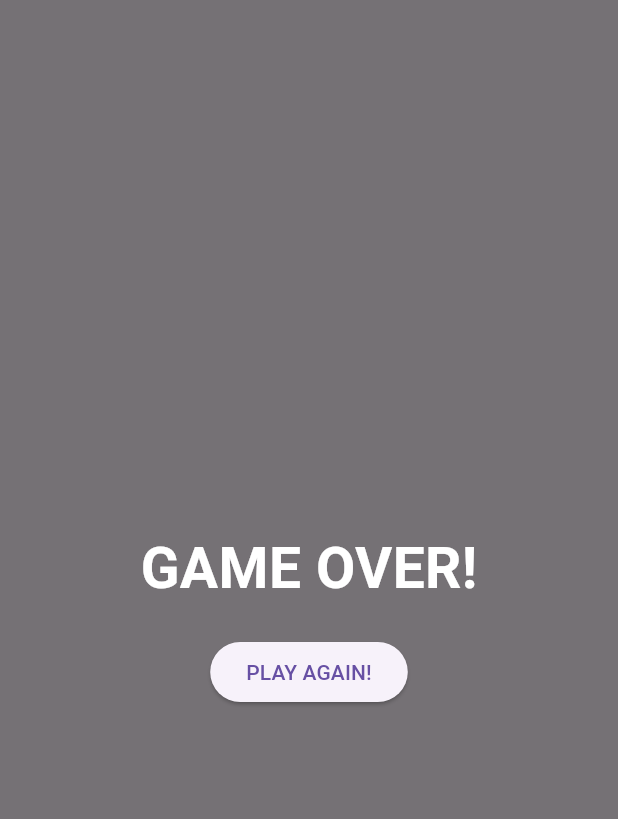
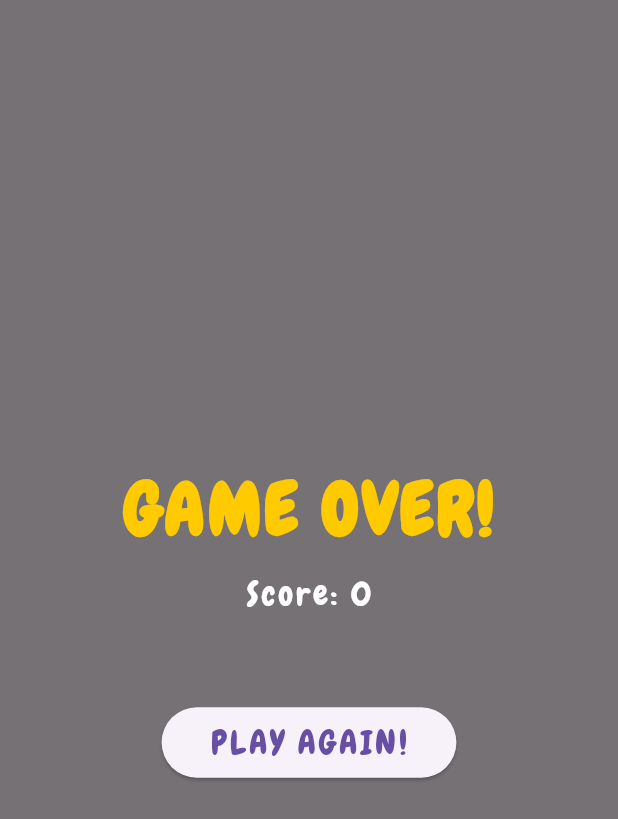
Before and after one commit to imaNNeo/flappy_dash, a Flutter app: the GameOverWidget widget shown alone on an empty page, opened directly, after a tap on "PLAY AGAIN!", on a phone screen of 412 x 824 dp. Shown: the top 819 px of the screen. Run offline on Flutter 3.47's test engine with Material 3 defaults, Android fonts, the phone set to English and light mode, and no system bars; our stand-ins replace bloc, equatable, flutter_animate, flutter_bloc; missing offline and left inert: flame, flame_bloc.

Commit message:
Some UI/UX improvements and code cleanup

```diff
--- a/lib/bloc/game/game_cubit.dart
+++ b/lib/bloc/game/game_cubit.dart
@@ -27,7 +27,7 @@ class GameCubit extends Cubit<GameState> {
 
   restartGame() {
     emit(state.copyWith(
-      currentPlayingState: PlayingState.none,
+      currentPlayingState: PlayingState.idle,
       currentScore: 0,
     ));
   }
--- a/lib/bloc/game/game_state.dart
+++ b/lib/bloc/game/game_state.dart
@@ -3,7 +3,7 @@ part of 'game_cubit.dart';
 class GameState with EquatableMixin {
   const GameState({
     this.currentScore = 0,
-    this.currentPlayingState = PlayingState.none,
+    this.currentPlayingState = PlayingState.idle,
   });
 
   final int currentScore;
@@ -26,8 +26,20 @@ class GameState with EquatableMixin {
 }
 
 enum PlayingState {
-  none,
+  idle,
   playing,
   paused,
-  gameOver,
+  gameOver;
+
+  bool get isPlaying => this == PlayingState.playing;
+
+  bool get isNotPlaying => !isPlaying;
+
+  bool get isGameOver => this == PlayingState.gameOver;
+
+  bool get isNotGameOver => !isGameOver;
+
+  bool get isIdle => this == PlayingState.idle;
+
+  bool get isPaused => this == PlayingState.paused;
 }
--- a/lib/component/dash_parallax_background.dart
+++ b/lib/component/dash_parallax_background.dart
@@ -28,7 +28,7 @@ class DashParallaxBackground extends ParallaxComponent<FlappyDashGame>
   @override
   void update(double dt) {
     switch (bloc.state.currentPlayingState) {
-      case PlayingState.none:
+      case PlayingState.idle:
       case PlayingState.playing:
         super.update(dt);
         break;
--- a/lib/component/hidden_coin.dart
+++ b/lib/component/hidden_coin.dart
@@ -5,7 +5,7 @@ class HiddenCoin extends PositionComponent {
   HiddenCoin({
     required super.position,
   }) : super(
-          size: Vector2(24, 24),
+          size: Vector2(40, 40),
           anchor: Anchor.center,
         );
 
--- a/lib/component/pipe_pair.dart
+++ b/lib/component/pipe_pair.dart
@@ -39,7 +39,7 @@ class PipePair extends PositionComponent
     switch (bloc.state.currentPlayingState) {
       case PlayingState.paused:
       case PlayingState.gameOver:
-      case PlayingState.none:
+      case PlayingState.idle:
         // We don't move it
         break;
       case PlayingState.playing:
--- a/lib/main.dart
+++ b/lib/main.dart
@@ -14,9 +14,10 @@ class MyApp extends StatelessWidget {
   Widget build(BuildContext context) {
     return BlocProvider(
       create: (BuildContext context) => GameCubit(),
-      child: const MaterialApp(
+      child: MaterialApp(
         title: 'Flappy Dash',
-        home: MainPage(),
+        theme: ThemeData(fontFamily: 'Chewy'),
+        home: const MainPage(),
       ),
     );
   }
--- a/lib/main_page.dart
+++ b/lib/main_page.dart
@@ -4,9 +4,12 @@ import 'package:flame/game.dart';
 import 'package:flappy_dash/bloc/game/game_cubit.dart';
 import 'package:flappy_dash/flappy_dash_game.dart';
 import 'package:flutter/material.dart';
+import 'package:flutter_animate/flutter_animate.dart';
 import 'package:flutter_bloc/flutter_bloc.dart';
 
 import 'widget/game_over_widget.dart';
+import 'widget/tap_to_play.dart';
+import 'widget/top_score.dart';
 
 class MainPage extends StatefulWidget {
   const MainPage({super.key});
@@ -33,7 +36,7 @@ class _MainPageState extends State<MainPage> {
   Widget build(BuildContext context) {
     return BlocConsumer<GameCubit, GameState>(
       listener: (context, state) {
-        if (state.currentPlayingState == PlayingState.none &&
+        if (state.currentPlayingState.isIdle &&
             _latestState == PlayingState.gameOver) {
           setState(() {
             _flappyDashGame = FlappyDashGame(gameCubit);
@@ -47,20 +50,13 @@ class _MainPageState extends State<MainPage> {
           body: Stack(
             children: [
               GameWidget(game: _flappyDashGame),
-              if (state.currentPlayingState == PlayingState.gameOver)
-                const GameOverWidget(),
-              if (state.currentPlayingState == PlayingState.none)
+              if (state.currentPlayingState.isGameOver) const GameOverWidget(),
+              if (state.currentPlayingState.isIdle)
                 const Align(
                   alignment: Alignment(0, 0.2),
-                  child: Text(
-                    'PRESS TO START',
-                    style: TextStyle(
-                      color: Colors.black,
-                      fontWeight: FontWeight.bold,
-                      fontSize: 28,
-                    ),
-                  ),
+                  child: TapToPlay(),
                 ),
+              if (state.currentPlayingState.isNotGameOver) const TopScore(),
             ],
           ),
         );
--- a/lib/widget/game_over_widget.dart
+++ b/lib/widget/game_over_widget.dart
@@ -1,3 +1,5 @@
+import 'dart:ui';
+
 import 'package:flappy_dash/bloc/game/game_cubit.dart';
 import 'package:flutter/material.dart';
 import 'package:flutter_bloc/flutter_bloc.dart';
@@ -7,7 +9,11 @@ class GameOverWidget extends StatelessWidget {
 
   @override
   Widget build(BuildContext context) {
-    return Container(
+    return BlocBuilder<GameCubit, GameState>(
+      builder: (context, state) {
+        return BackdropFilter(
+          filter: ImageFilter.blur(sigmaX: 6, sigmaY: 6),
+          child: Container(
             color: Colors.black54,
             child: Center(
               child: Column(
@@ -16,19 +22,41 @@ class GameOverWidget extends StatelessWidget {
                   const Text(
                     'GAME OVER!',
                     style: TextStyle(
-                color: Colors.white,
+                      color: Color(0xFFFFCA00),
                       fontWeight: FontWeight.bold,
-                fontSize: 38,
+                      fontSize: 48,
+                      letterSpacing: 2,
                     ),
                   ),
-            const SizedBox(height: 18),
+                  const SizedBox(height: 6),
+                  Text(
+                    'Score: ${state.currentScore}',
+                    style: const TextStyle(
+                      color: Colors.white,
+                      fontSize: 22,
+                      letterSpacing: 2,
+                    ),
+                  ),
+                  const SizedBox(height: 60),
                   ElevatedButton(
                     onPressed: () => context.read<GameCubit>().restartGame(),
-              child: const Text('PLAY AGAIN!'),
+                    child: const Padding(
+                      padding: EdgeInsets.all(8.0),
+                      child: Text(
+                        'PLAY AGAIN!',
+                        style: TextStyle(
+                          fontSize: 22,
+                          letterSpacing: 2,
+                        ),
+                      ),
+                    ),
                   ),
                 ],
               ),
             ),
+          ),
+        );
+      },
     );
   }
 }
--- /dev/null
+++ b/lib/widget/top_score.dart
@@ -0,0 +1,28 @@
+import 'package:flappy_dash/bloc/game/game_cubit.dart';
+import 'package:flutter/material.dart';
+import 'package:flutter_bloc/flutter_bloc.dart';
+
+class TopScore extends StatelessWidget {
+  const TopScore({super.key});
+
+  @override
+  Widget build(BuildContext context) {
+    return BlocBuilder<GameCubit, GameState>(
+      builder: (context, state) {
+        return Align(
+          alignment: Alignment.topCenter,
+          child: Padding(
+            padding: const EdgeInsets.only(top: 24.0),
+            child: Text(
+              state.currentScore.toString(),
+              style: const TextStyle(
+                color: Colors.black,
+                fontSize: 38,
+              ),
+            ),
+          ),
+        );
+      },
+    );
+  }
+}
```
Also changed, not shown: lib/component/dash.dart (+5 -5 lines), lib/component/flappy_dash_root_component.dart (+3 -11 lines), lib/widget/tap_to_play.dart (added, +31 -0 lines), pubspec.yaml (+5 -25 lines), assets/fonts/Chewy-Regular.ttf (added), pubspec.lock. Lines whose indentation alone changed are shown as unchanged.
